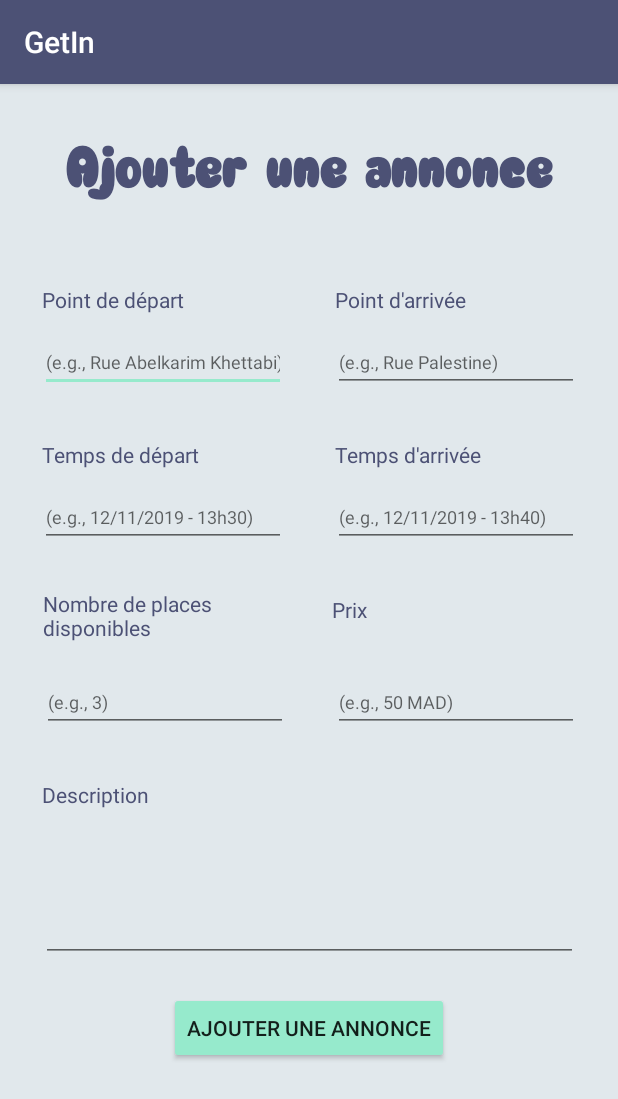
After one commit to ibtissamidiaz/GetIn, an Android app: the AnnonceCovoitureurForm screen opened directly, with no data from a screen before it, on a phone screen of 412 x 824 dp. The commit adds this screen. Shown: the top 1099 px of the screen. Run offline under Robolectric (Android 15) with nearby library versions, the phone set to English and light mode, and no system bars.

Commit message:
added views of annonce

```diff
--- a/app/src/main/AndroidManifest.xml
+++ b/app/src/main/AndroidManifest.xml
@@ -10,7 +10,9 @@
         android:supportsRtl="true"
         android:theme="@style/AppTheme">
         <activity android:name=".controller.covoitureur.ConsulterCovoitureur"></activity>
+        <activity android:name=".controller.covoitureur.AnnonceCovoitureurForm"></activity>
         <activity android:name=".controller.covoiture.ConsulterCovoiture" />
+        <activity android:name=".controller.covoiture.AnnonceCovoitureForm" />
         <activity android:name=".controller.ChooseAct" />
         <activity android:name=".controller.MainActivity">
             <intent-filter>
--- /dev/null
+++ b/app/src/main/java/com/example/getin/controller/covoitureur/AnnonceCovoitureurForm.java
@@ -0,0 +1,16 @@
+package com.example.getin.controller.covoitureur;
+
+import androidx.appcompat.app.AppCompatActivity;
+
+import android.os.Bundle;
+
+import com.example.getin.R;
+
+public class AnnonceCovoitureurForm extends AppCompatActivity {
+
+    @Override
+    protected void onCreate(Bundle savedInstanceState) {
+        super.onCreate(savedInstanceState);
+        setContentView(R.layout.activity_annonce_covoitureur_form);
+    }
+}
--- a/app/src/main/java/com/example/getin/model/Voiture.java
+++ b/app/src/main/java/com/example/getin/model/Voiture.java
@@ -58,6 +58,7 @@ public class Voiture {
     public void setAssurance(String assurance) {
         this.assurance = assurance;
     }
+
     //TEEEEES
     //AYA TEST
     //Hayat
--- /dev/null
+++ b/app/src/main/res/layout/activity_annonce_covoitureur_form.xml
@@ -0,0 +1,214 @@
+<?xml version="1.0" encoding="utf-8"?>
+<androidx.constraintlayout.widget.ConstraintLayout xmlns:android="http://schemas.android.com/apk/res/android"
+    xmlns:app="http://schemas.android.com/apk/res-auto"
+    xmlns:tools="http://schemas.android.com/tools"
+    android:layout_width="match_parent"
+    android:layout_height="match_parent"
+    android:background="#e1e8ec">
+
+    <TextView
+        android:id="@+id/titre"
+        android:layout_width="355dp"
+        android:layout_height="45dp"
+        android:fontFamily="@font/rainball_font"
+        android:text="@string/ajouter_annonce"
+        android:textAlignment="center"
+        android:textColor="#4C5175"
+        android:textSize="40sp"
+        app:layout_constraintBottom_toBottomOf="parent"
+        app:layout_constraintEnd_toEndOf="parent"
+        app:layout_constraintStart_toStartOf="parent"
+        app:layout_constraintTop_toTopOf="parent"
+        app:layout_constraintVertical_bias="0.051" />
+
+    <TextView
+        android:id="@+id/tv_point_depart"
+        android:layout_width="wrap_content"
+        android:layout_height="wrap_content"
+        android:layout_marginTop="52dp"
+        android:text="@string/point_de_depart"
+        android:textColor="#4C5175"
+        app:layout_constraintEnd_toEndOf="parent"
+        app:layout_constraintHorizontal_bias="0.089"
+        app:layout_constraintStart_toStartOf="parent"
+        app:layout_constraintTop_toBottomOf="@+id/titre" />
+
+    <EditText
+        android:id="@+id/editText"
+        android:layout_width="164dp"
+        android:layout_height="40dp"
+        android:ems="10"
+        android:hint="(e.g., Rue Abelkarim Khettabi)"
+        android:inputType="textPersonName"
+        android:textSize="12dp"
+        app:layout_constraintBaseline_toBaselineOf="@+id/ed_point_arrivee"
+        app:layout_constraintEnd_toEndOf="parent"
+        app:layout_constraintHorizontal_bias="0.107"
+        app:layout_constraintStart_toStartOf="parent" />
+
+    <TextView
+        android:id="@+id/tv_point_arrivee"
+        android:layout_width="wrap_content"
+        android:layout_height="wrap_content"
+        android:layout_marginTop="52dp"
+        android:text="@string/point_d_arrivee"
+        android:textColor="#4C5175"
+        app:layout_constraintEnd_toEndOf="parent"
+        app:layout_constraintHorizontal_bias="0.69"
+        app:layout_constraintStart_toStartOf="parent"
+        app:layout_constraintTop_toBottomOf="@+id/titre" />
+
+    <EditText
+        android:id="@+id/ed_point_arrivee"
+        android:layout_width="164dp"
+        android:layout_height="40dp"
+        android:layout_marginTop="12dp"
+        android:ems="10"
+        android:hint="(e.g., Rue Palestine)"
+        android:inputType="textPersonName"
+        android:textSize="12dp"
+        app:layout_constraintEnd_toEndOf="parent"
+        app:layout_constraintHorizontal_bias="0.894"
+        app:layout_constraintStart_toStartOf="parent"
+        app:layout_constraintTop_toBottomOf="@+id/tv_point_arrivee" />
+
+    <TextView
+        android:id="@+id/tv_temps_depart"
+        android:layout_width="wrap_content"
+        android:layout_height="wrap_content"
+        android:layout_marginTop="32dp"
+        android:text="@string/temps_de_depart"
+        android:textColor="#4C5175"
+        app:layout_constraintEnd_toEndOf="parent"
+        app:layout_constraintHorizontal_bias="0.092"
+        app:layout_constraintStart_toStartOf="parent"
+        app:layout_constraintTop_toBottomOf="@+id/editText" />
+
+    <EditText
+        android:id="@+id/et_temps_depart"
+        android:layout_width="164dp"
+        android:layout_height="40dp"
+        android:ems="10"
+        android:hint="(e.g., 12/11/2019 - 13h30)"
+        android:inputType="textPersonName"
+        android:textSize="12dp"
+        app:layout_constraintBaseline_toBaselineOf="@+id/et_temps_arrivee"
+        app:layout_constraintEnd_toEndOf="parent"
+        app:layout_constraintHorizontal_bias="0.108"
+        app:layout_constraintStart_toStartOf="parent" />
+
+    <TextView
+        android:id="@+id/tv_temps_arrivee"
+        android:layout_width="wrap_content"
+        android:layout_height="wrap_content"
+        android:layout_marginTop="32dp"
+        android:text="@string/temps_d_arrivee"
+        android:textColor="#4C5175"
+        app:layout_constraintEnd_toEndOf="parent"
+        app:layout_constraintHorizontal_bias="0.712"
+        app:layout_constraintStart_toStartOf="parent"
+        app:layout_constraintTop_toBottomOf="@+id/ed_point_arrivee" />
+
+    <EditText
+        android:id="@+id/et_temps_arrivee"
+        android:layout_width="164dp"
+        android:layout_height="40dp"
+        android:layout_marginTop="12dp"
+        android:ems="10"
+        android:hint="(e.g., 12/11/2019 - 13h40)"
+        android:inputType="textPersonName"
+        android:textSize="12dp"
+        app:layout_constraintEnd_toEndOf="parent"
+        app:layout_constraintHorizontal_bias="0.894"
+        app:layout_constraintStart_toStartOf="parent"
+        app:layout_constraintTop_toBottomOf="@+id/tv_temps_arrivee" />
+
+    <TextView
+        android:id="@+id/tv_nbr_places"
+        android:layout_width="wrap_content"
+        android:layout_height="wrap_content"
+        android:layout_marginTop="28dp"
+        android:text="@string/nombre_de_places_ndisponibles"
+        android:textColor="#4C5175"
+        app:layout_constraintEnd_toEndOf="parent"
+        app:layout_constraintHorizontal_bias="0.095"
+        app:layout_constraintStart_toStartOf="parent"
+        app:layout_constraintTop_toBottomOf="@+id/et_temps_depart" />
+
+    <EditText
+        android:id="@+id/et_nbr_places"
+        android:layout_width="164dp"
+        android:layout_height="40dp"
+        android:layout_marginTop="20dp"
+        android:ems="10"
+        android:hint="(e.g., 3)"
+        android:inputType="textPersonName"
+        android:textSize="12dp"
+        app:layout_constraintEnd_toEndOf="parent"
+        app:layout_constraintHorizontal_bias="0.113"
+        app:layout_constraintStart_toStartOf="parent"
+        app:layout_constraintTop_toBottomOf="@+id/tv_nbr_places" />
+
+    <TextView
+        android:id="@+id/tv_prix"
+        android:layout_width="51dp"
+        android:layout_height="15dp"
+        android:layout_marginTop="32dp"
+        android:text="@string/prix"
+        android:textColor="#4C5175"
+        app:layout_constraintEnd_toEndOf="parent"
+        app:layout_constraintHorizontal_bias="0.613"
+        app:layout_constraintStart_toStartOf="parent"
+        app:layout_constraintTop_toBottomOf="@+id/et_temps_arrivee" />
+
+    <EditText
+        android:id="@+id/et_prix"
+        android:layout_width="164dp"
+        android:layout_height="40dp"
+        android:ems="10"
+        android:hint="(e.g., 50 MAD)"
+        android:inputType="textPersonName"
+        android:textSize="12dp"
+        app:layout_constraintBaseline_toBaselineOf="@+id/et_nbr_places"
+        app:layout_constraintEnd_toEndOf="parent"
+        app:layout_constraintHorizontal_bias="0.894"
+        app:layout_constraintStart_toStartOf="parent" />
+
+    <TextView
+        android:id="@+id/tv_description"
+        android:layout_width="wrap_content"
+        android:layout_height="wrap_content"
+        android:layout_marginTop="32dp"
+        android:text="@string/description"
+        android:textColor="#4C5175"
+        app:layout_constraintEnd_toEndOf="parent"
+        app:layout_constraintHorizontal_bias="0.082"
+        app:layout_constraintStart_toStartOf="parent"
+        app:layout_constraintTop_toBottomOf="@+id/et_nbr_places" />
+
+    <EditText
+        android:id="@+id/ed_description"
+        android:layout_width="358dp"
+        android:layout_height="78dp"
+        android:layout_marginTop="24dp"
+        android:ems="10"
+        android:gravity="start|top"
+        android:inputType="textMultiLine"
+        app:layout_constraintEnd_toEndOf="parent"
+        app:layout_constraintHorizontal_bias="0.5"
+        app:layout_constraintStart_toStartOf="parent"
+        app:layout_constraintTop_toBottomOf="@+id/tv_description" />
+
+    <Button
+        android:id="@+id/button2"
+        android:layout_width="wrap_content"
+        android:layout_height="wrap_content"
+        android:layout_marginTop="20dp"
+        android:text="@string/ajouter_annonce"
+        app:layout_constraintEnd_toEndOf="parent"
+        app:layout_constraintHorizontal_bias="0.5"
+        android:backgroundTint="@color/colorAccent"
+        app:layout_constraintStart_toStartOf="parent"
+        app:layout_constraintTop_toBottomOf="@+id/ed_description" />
+
+</androidx.constraintlayout.widget.ConstraintLayout>
--- a/app/src/main/res/values/colors.xml
+++ b/app/src/main/res/values/colors.xml
@@ -2,5 +2,5 @@
 <resources>
     <color name="colorPrimary">#4c5175</color>
     <color name="colorPrimaryDark">#2f324a</color>
-    <color name="colorAccent">#D81B60</color>
+    <color name="colorAccent">#96eacc</color>
 </resources>
--- a/app/src/main/res/values/strings.xml
+++ b/app/src/main/res/values/strings.xml
@@ -2,6 +2,15 @@
     <string name="app_name">GetIn</string>
     <string name="log_in">Log In</string>
     <string name="continuer_autant_que">Continuer autant que ...</string>
+    <string name="ajouter_annonce">Ajouter une annonce</string>
     <string name="covoitureur">Covoitureur</string>
     <string name="covoituré">Covoituré</string>
+    <string name="point_de_depart">Point de départ</string>
+    <string name="point_d_arrivee">Point d\'arrivée</string>
+    <string name="temps_de_depart">Temps de départ</string>
+    <string name="temps_d_arrivee">Temps d\'arrivée</string>
+    <string name="nombre_de_places_ndisponibles">Nombre de places\ndisponibles</string>
+    <string name="prix">Prix</string>
+    <string name="description">Description</string>
+    <string name="nombre_de_personnes">Nombre de personnes</string>
 </resources>
```
Also changed, not shown: app/src/main/java/com/example/getin/controller/ChooseAct.java (+14 -0 lines), app/src/main/java/com/example/getin/controller/covoiture/AnnonceCovoitureForm.java (added, +16 -0 lines), app/src/main/res/layout/activity_annonce_covoiture_form.xml (added, +190 -0 lines), app/src/main/res/layout/activity_choose.xml (+13 -6 lines).
